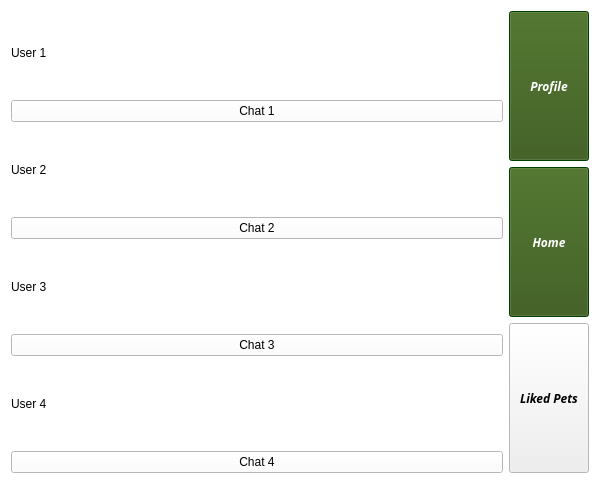
Before: the Qt Designer form pet_tinder/gui/petlist.ui in CS-205-S21/team_1_4, drawn with Qt 5.
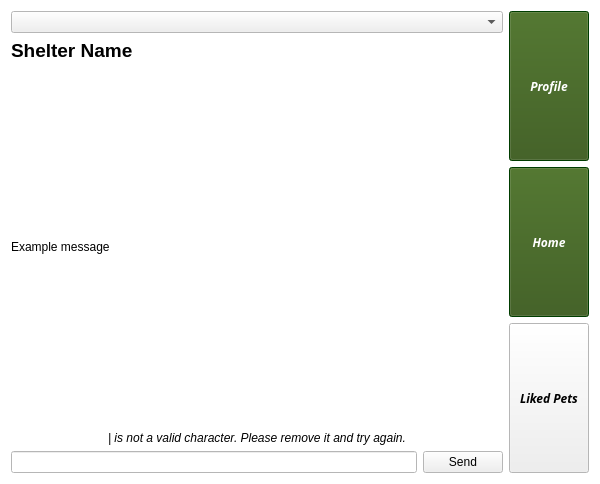
After: the same form once the commit is applied.

Diff of the .ui file:
```diff
--- a/pet_tinder/gui/petlist.ui
+++ b/pet_tinder/gui/petlist.ui
@@ -270,200 +270,21 @@
    <item>
     <layout class="QHBoxLayout" name="horizontalLayout" stretch="2,0">
      <item>
-      <layout class="QVBoxLayout" name="verticalLayout">
+      <layout class="QVBoxLayout" name="chatLayout" stretch="1,0,4,0,0">
        <item>
-        <widget class="QLabel" name="label_4">
-         <property name="palette">
-          <palette>
-           <active>
-            <colorrole role="WindowText">
-             <brush brushstyle="SolidPattern">
-              <color alpha="255">
-               <red>0</red>
-               <green>0</green>
-               <blue>0</blue>
-              </color>
-             </brush>
-            </colorrole>
-           </active>
-           <inactive>
-            <colorrole role="WindowText">
-             <brush brushstyle="SolidPattern">
-              <color alpha="255">
-               <red>0</red>
-               <green>0</green>
-               <blue>0</blue>
-              </color>
-             </brush>
-            </colorrole>
-           </inactive>
-           <disabled>
-            <colorrole role="WindowText">
-             <brush brushstyle="SolidPattern">
-              <color alpha="255">
-               <red>0</red>
-               <green>42</green>
-               <blue>0</blue>
-              </color>
-             </brush>
-            </colorrole>
-           </disabled>
-          </palette>
-         </property>
-         <property name="text">
-          <string>User 1</string>
-         </property>
-        </widget>
+        <widget class="QComboBox" name="comboBox"/>
        </item>
        <item>
-        <widget class="QPushButton" name="chatButton1">
-         <property name="palette">
-          <palette>
-           <active>
-            <colorrole role="Button">
-             <brush brushstyle="SolidPattern">
-              <color alpha="255">
-               <red>255</red>
-               <green>255</green>
-               <blue>255</blue>
-              </color>
-             </brush>
-            </colorrole>
-            <colorrole role="ButtonText">
-             <brush brushstyle="SolidPattern">
-              <color alpha="255">
-               <red>0</red>
-               <green>0</green>
-               <blue>0</blue>
-              </color>
-             </brush>
-            </colorrole>
-            <colorrole role="Base">
-             <brush brushstyle="SolidPattern">
-              <color alpha="255">
-               <red>0</red>
-               <green>0</green>
-               <blue>0</blue>
-              </color>
-             </brush>
-            </colorrole>
-            <colorrole role="Window">
-             <brush brushstyle="SolidPattern">
-              <color alpha="255">
-               <red>255</red>
-               <green>255</green>
-               <blue>255</blue>
-              </color>
-             </brush>
-            </colorrole>
-            <colorrole role="Shadow">
-             <brush brushstyle="SolidPattern">
-              <color alpha="255">
-               <red>255</red>
-               <green>255</green>
-               <blue>255</blue>
-              </color>
-             </brush>
-            </colorrole>
-           </active>
-           <inactive>
-            <colorrole role="Button">
-             <brush brushstyle="SolidPattern">
-              <color alpha="255">
-               <red>255</red>
-               <green>255</green>
-               <blue>255</blue>
-              </color>
-             </brush>
-            </colorrole>
-            <colorrole role="ButtonText">
-             <brush brushstyle="SolidPattern">
-              <color alpha="255">
-               <red>0</red>
-               <green>0</green>
-               <blue>0</blue>
-              </color>
-             </brush>
-            </colorrole>
-            <colorrole role="Base">
-             <brush brushstyle="SolidPattern">
-              <color alpha="255">
-               <red>0</red>
-               <green>0</green>
-               <blue>0</blue>
-              </color>
-             </brush>
-            </colorrole>
-            <colorrole role="Window">
-             <brush brushstyle="SolidPattern">
-              <color alpha="255">
-               <red>255</red>
-               <green>255</green>
-               <blue>255</blue>
-              </color>
-             </brush>
-            </colorrole>
-            <colorrole role="Shadow">
-             <brush brushstyle="SolidPattern">
-              <color alpha="255">
-               <red>255</red>
-               <green>255</green>
-               <blue>255</blue>
-              </color>
-             </brush>
-            </colorrole>
-           </inactive>
-           <disabled>
-            <colorrole role="Button">
-             <brush brushstyle="SolidPattern">
-              <color alpha="255">
-               <red>255</red>
-               <green>255</green>
-               <blue>255</blue>
-              </color>
-             </brush>
-            </colorrole>
-            <colorrole role="ButtonText">
-             <brush brushstyle="SolidPattern">
-              <color alpha="255">
-               <red>0</red>
-               <green>42</green>
-               <blue>0</blue>
-              </color>
-             </brush>
-            </colorrole>
-            <colorrole role="Base">
-             <brush brushstyle="SolidPattern">
-              <color alpha="255">
-               <red>255</red>
-               <green>255</green>
-               <blue>255</blue>
-              </color>
-             </brush>
-            </colorrole>
-            <colorrole role="Window">
-             <brush brushstyle="SolidPattern">
-              <color alpha="255">
-               <red>255</red>
-               <green>255</green>
-               <blue>255</blue>
-              </color>
-             </brush>
-            </colorrole>
-            <colorrole role="Shadow">
-             <brush brushstyle="SolidPattern">
-              <color alpha="255">
-               <red>255</red>
-               <green>255</green>
-               <blue>255</blue>
-              </color>
-             </brush>
-            </colorrole>
-           </disabled>
-          </palette>
+        <widget class="QLabel" name="title">
+         <property name="font">
+          <font>
+           <pointsize>14</pointsize>
+           <weight>75</weight>
+           <bold>true</bold>
+          </font>
          </property>
          <property name="text">
-          <string>Chat 1</string>
+          <string>Shelter Name</string>
          </property>
         </widget>
        </item>
@@ -507,715 +328,38 @@
           </palette>
          </property>
          <property name="text">
-          <string>User 2</string>
+          <string>Example message</string>
          </property>
         </widget>
        </item>
        <item>
-        <widget class="QPushButton" name="pushButton_2">
-         <property name="palette">
-          <palette>
-           <active>
-            <colorrole role="WindowText">
-             <brush brushstyle="SolidPattern">
-              <color alpha="255">
-               <red>0</red>
-               <green>0</green>
-               <blue>0</blue>
-              </color>
-             </brush>
-            </colorrole>
-            <colorrole role="Button">
-             <brush brushstyle="SolidPattern">
-              <color alpha="255">
-               <red>255</red>
-               <green>255</green>
-               <blue>255</blue>
-              </color>
-             </brush>
-            </colorrole>
-            <colorrole role="Light">
-             <brush brushstyle="SolidPattern">
-              <color alpha="255">
-               <red>255</red>
-               <green>255</green>
-               <blue>255</blue>
-              </color>
-             </brush>
-            </colorrole>
-            <colorrole role="Midlight">
-             <brush brushstyle="SolidPattern">
-              <color alpha="255">
-               <red>255</red>
-               <green>255</green>
-               <blue>255</blue>
-              </color>
-             </brush>
-            </colorrole>
-            <colorrole role="Dark">
-             <brush brushstyle="SolidPattern">
-              <color alpha="255">
-               <red>255</red>
-               <green>255</green>
-               <blue>255</blue>
-              </color>
-             </brush>
-            </colorrole>
-            <colorrole role="Mid">
-             <brush brushstyle="SolidPattern">
-              <color alpha="255">
-               <red>255</red>
-               <green>255</green>
-               <blue>255</blue>
-              </color>
-             </brush>
-            </colorrole>
-            <colorrole role="Text">
-             <brush brushstyle="SolidPattern">
-              <color alpha="255">
-               <red>255</red>
-               <green>255</green>
-               <blue>255</blue>
-              </color>
-             </brush>
-            </colorrole>
-            <colorrole role="ButtonText">
-             <brush brushstyle="SolidPattern">
-              <color alpha="255">
-               <red>0</red>
-               <green>0</green>
-               <blue>0</blue>
-              </color>
-             </brush>
-            </colorrole>
-            <colorrole role="Base">
-             <brush brushstyle="SolidPattern">
-              <color alpha="255">
-               <red>255</red>
-               <green>255</green>
-               <blue>255</blue>
-              </color>
-             </brush>
-            </colorrole>
-            <colorrole role="Window">
-             <brush brushstyle="SolidPattern">
-              <color alpha="255">
-               <red>255</red>
-               <green>255</green>
-               <blue>255</blue>
-              </color>
-             </brush>
-            </colorrole>
-            <colorrole role="AlternateBase">
-             <brush brushstyle="SolidPattern">
-              <color alpha="255">
-               <red>255</red>
-               <green>255</green>
-               <blue>255</blue>
-              </color>
-             </brush>
-            </colorrole>
-            <colorrole role="ToolTipText">
-             <brush brushstyle="SolidPattern">
-              <color alpha="255">
-               <red>255</red>
-               <green>255</green>
-               <blue>255</blue>
-              </color>
-             </brush>
-            </colorrole>
-           </active>
-           <inactive>
-            <colorrole role="WindowText">
-             <brush brushstyle="SolidPattern">
-              <color alpha="255">
-               <red>0</red>
-               <green>0</green>
-               <blue>0</blue>
-              </color>
-             </brush>
-            </colorrole>
-            <colorrole role="Button">
-             <brush brushstyle="SolidPattern">
-              <color alpha="255">
-               <red>255</red>
-               <green>255</green>
-               <blue>255</blue>
-              </color>
-             </brush>
-            </colorrole>
-            <colorrole role="Light">
-             <brush brushstyle="SolidPattern">
-              <color alpha="255">
-               <red>255</red>
-               <green>255</green>
-               <blue>255</blue>
-              </color>
-             </brush>
-            </colorrole>
-            <colorrole role="Midlight">
-             <brush brushstyle="SolidPattern">
-              <color alpha="255">
-               <red>255</red>
-               <green>255</green>
-               <blue>255</blue>
-              </color>
-             </brush>
-            </colorrole>
-            <colorrole role="Dark">
-             <brush brushstyle="SolidPattern">
-              <color alpha="255">
-               <red>255</red>
-               <green>255</green>
-               <blue>255</blue>
-              </color>
-             </brush>
-            </colorrole>
-            <colorrole role="Mid">
-             <brush brushstyle="SolidPattern">
-              <color alpha="255">
-               <red>255</red>
-               <green>255</green>
-               <blue>255</blue>
-              </color>
-             </brush>
-            </colorrole>
-            <colorrole role="Text">
-             <brush brushstyle="SolidPattern">
-              <color alpha="255">
-               <red>255</red>
-               <green>255</green>
-               <blue>255</blue>
-              </color>
-             </brush>
-            </colorrole>
-            <colorrole role="ButtonText">
-             <brush brushstyle="SolidPattern">
-              <color alpha="255">
-               <red>0</red>
-               <green>0</green>
-               <blue>0</blue>
-              </color>
-             </brush>
-            </colorrole>
-            <colorrole role="Base">
-             <brush brushstyle="SolidPattern">
-              <color alpha="255">
-               <red>255</red>
-               <green>255</green>
-               <blue>255</blue>
-              </color>
-             </brush>
-            </colorrole>
-            <colorrole role="Window">
-             <brush brushstyle="SolidPattern">
-              <color alpha="255">
-               <red>255</red>
-               <green>255</green>
-               <blue>255</blue>
-              </color>
-             </brush>
-            </colorrole>
-            <colorrole role="AlternateBase">
-             <brush brushstyle="SolidPattern">
-              <color alpha="255">
-               <red>255</red>
-               <green>255</green>
-               <blue>255</blue>
-              </color>
-             </brush>
-            </colorrole>
-            <colorrole role="ToolTipText">
-             <brush brushstyle="SolidPattern">
-              <color alpha="255">
-               <red>255</red>
-               <green>255</green>
-               <blue>255</blue>
-              </color>
-             </brush>
-            </colorrole>
-           </inactive>
-           <disabled>
-            <colorrole role="WindowText">
-             <brush brushstyle="SolidPattern">
-              <color alpha="255">
-               <red>255</red>
-               <green>255</green>
-               <blue>255</blue>
-              </color>
-             </brush>
-            </colorrole>
-            <colorrole role="Button">
-             <brush brushstyle="SolidPattern">
-              <color alpha="255">
-               <red>255</red>
-               <green>255</green>
-               <blue>255</blue>
-              </color>
-             </brush>
-            </colorrole>
-            <colorrole role="Light">
-             <brush brushstyle="SolidPattern">
-              <color alpha="255">
-               <red>255</red>
-               <green>255</green>
-               <blue>255</blue>
-              </color>
-             </brush>
-            </colorrole>
-            <colorrole role="Midlight">
-             <brush brushstyle="SolidPattern">
-              <color alpha="255">
-               <red>255</red>
-               <green>255</green>
-               <blue>255</blue>
-              </color>
-             </brush>
-            </colorrole>
-            <colorrole role="Dark">
-             <brush brushstyle="SolidPattern">
-              <color alpha="255">
-               <red>255</red>
-               <green>255</green>
-               <blue>255</blue>
-              </color>
-             </brush>
-            </colorrole>
-            <colorrole role="Mid">
-             <brush brushstyle="SolidPattern">
-              <color alpha="255">
-               <red>255</red>
-               <green>255</green>
-               <blue>255</blue>
-              </color>
-             </brush>
-            </colorrole>
-            <colorrole role="Text">
-             <brush brushstyle="SolidPattern">
-              <color alpha="255">
-               <red>255</red>
-               <green>255</green>
-               <blue>255</blue>
-              </color>
-             </brush>
-            </colorrole>
-            <colorrole role="ButtonText">
-             <brush brushstyle="SolidPattern">
-              <color alpha="255">
-               <red>255</red>
-               <green>255</green>
-               <blue>255</blue>
-              </color>
-             </brush>
-            </colorrole>
-            <colorrole role="Base">
-             <brush brushstyle="SolidPattern">
-              <color alpha="255">
-               <red>255</red>
-               <green>255</green>
-               <blue>255</blue>
-              </color>
-             </brush>
-            </colorrole>
-            <colorrole role="Window">
-             <brush brushstyle="SolidPattern">
-              <color alpha="255">
-               <red>255</red>
-               <green>255</green>
-               <blue>255</blue>
-              </color>
-             </brush>
-            </colorrole>
-            <colorrole role="AlternateBase">
-             <brush brushstyle="SolidPattern">
-              <color alpha="255">
-               <red>255</red>
-               <green>255</green>
-               <blue>255</blue>
-              </color>
-             </brush>
-            </colorrole>
-            <colorrole role="ToolTipText">
-             <brush brushstyle="SolidPattern">
-              <color alpha="255">
-               <red>255</red>
-               <green>255</green>
-               <blue>255</blue>
-              </color>
-             </brush>
-            </colorrole>
-           </disabled>
-          </palette>
+        <widget class="QLabel" name="invalidWarning">
+         <property name="font">
+          <font>
+           <italic>true</italic>
+          </font>
          </property>
          <property name="text">
-          <string>Chat 2</string>
+          <string>| is not a valid character. Please remove it and try again.</string>
          </property>
-        </widget>
-       </item>
-       <item>
-        <widget class="QLabel" name="label_2">
-         <property name="palette">
-          <palette>
-           <active>
-            <colorrole role="WindowText">
-             <brush brushstyle="SolidPattern">
-              <color alpha="255">
-               <red>0</red>
-               <green>0</green>
-               <blue>0</blue>
-              </color>
-             </brush>
-            </colorrole>
-           </active>
-           <inactive>
-            <colorrole role="WindowText">
-             <brush brushstyle="SolidPattern">
-              <color alpha="255">
-               <red>0</red>
-               <green>0</green>
-               <blue>0</blue>
-              </color>
-             </brush>
-            </colorrole>
-           </inactive>
-           <disabled>
-            <colorrole role="WindowText">
-             <brush brushstyle="SolidPattern">
-              <color alpha="255">
-               <red>0</red>
-               <green>42</green>
-               <blue>0</blue>
-              </color>
-             </brush>
-            </colorrole>
-           </disabled>
-          </palette>
+         <property name="alignment">
+          <set>Qt::AlignCenter</set>
          </property>
-         <property name="text">
-          <string>User 3</string>
-         </property>
         </widget>
        </item>
        <item>
-        <widget class="QPushButton" name="pushButton_3">
-         <property name="palette">
-          <palette>
-           <active>
-            <colorrole role="Button">
-             <brush brushstyle="SolidPattern">
-              <color alpha="255">
-               <red>255</red>
-               <green>255</green>
-               <blue>255</blue>
-              </color>
-             </brush>
-            </colorrole>
-            <colorrole role="ButtonText">
-             <brush brushstyle="SolidPattern">
-              <color alpha="255">
-               <red>0</red>
-               <green>0</green>
-               <blue>0</blue>
-              </color>
-             </brush>
-            </colorrole>
-            <colorrole role="Base">
-             <brush brushstyle="SolidPattern">
-              <color alpha="255">
-               <red>255</red>
-               <green>255</green>
-               <blue>255</blue>
-              </color>
-             </brush>
-            </colorrole>
-            <colorrole role="Window">
-             <brush brushstyle="SolidPattern">
-              <color alpha="255">
-               <red>255</red>
-               <green>255</green>
-               <blue>255</blue>
-              </color>
-             </brush>
-            </colorrole>
-            <colorrole role="Shadow">
-             <brush brushstyle="SolidPattern">
-              <color alpha="255">
-               <red>255</red>
-               <green>255</green>
-               <blue>255</blue>
-              </color>
-             </brush>
-            </colorrole>
-           </active>
-           <inactive>
-            <colorrole role="Button">
-             <brush brushstyle="SolidPattern">
-              <color alpha="255">
-               <red>255</red>
-               <green>255</green>
-               <blue>255</blue>
-              </color>
-             </brush>
-            </colorrole>
-            <colorrole role="ButtonText">
-             <brush brushstyle="SolidPattern">
-              <color alpha="255">
-               <red>0</red>
-               <green>0</green>
-               <blue>0</blue>
-              </color>
-             </brush>
-            </colorrole>
-            <colorrole role="Base">
-             <brush brushstyle="SolidPattern">
-              <color alpha="255">
-               <red>255</red>
-               <green>255</green>
-               <blue>255</blue>
-              </color>
-             </brush>
-            </colorrole>
-            <colorrole role="Window">
-             <brush brushstyle="SolidPattern">
-              <color alpha="255">
-               <red>255</red>
-               <green>255</green>
-               <blue>255</blue>
-              </color>
-             </brush>
-            </colorrole>
-            <colorrole role="Shadow">
-             <brush brushstyle="SolidPattern">
-              <color alpha="255">
-               <red>255</red>
-               <green>255</green>
-               <blue>255</blue>
-              </color>
-             </brush>
-            </colorrole>
-           </inactive>
-           <disabled>
-            <colorrole role="Button">
-             <brush brushstyle="SolidPattern">
-              <color alpha="255">
-               <red>255</red>
-               <green>255</green>
-               <blue>255</blue>
-              </color>
-             </brush>
-            </colorrole>
-            <colorrole role="ButtonText">
-             <brush brushstyle="SolidPattern">
-              <color alpha="255">
-               <red>0</red>
-               <green>42</green>
-               <blue>0</blue>
-              </color>
-             </brush>
-            </colorrole>
-            <colorrole role="Base">
-             <brush brushstyle="SolidPattern">
-              <color alpha="255">
-               <red>255</red>
-               <green>255</green>
-               <blue>255</blue>
-              </color>
-             </brush>
-            </colorrole>
-            <colorrole role="Window">
-             <brush brushstyle="SolidPattern">
-              <color alpha="255">
-               <red>255</red>
-               <green>255</green>
-               <blue>255</blue>
-              </color>
-             </brush>
-            </colorrole>
-            <colorrole role="Shadow">
-             <brush brushstyle="SolidPattern">
-              <color alpha="255">
-               <red>255</red>
-               <green>255</green>
-               <blue>255</blue>
-              </color>
-             </brush>
-            </colorrole>
-           </disabled>
-          </palette>
-         </property>
-         <property name="text">
-          <string>Chat 3</string>
-         </property>
-        </widget>
-       </item>
-       <item>
-        <widget class="QLabel" name="label">
-         <property name="palette">
-          <palette>
-           <active>
-            <colorrole role="WindowText">
-             <brush brushstyle="SolidPattern">
-              <color alpha="255">
-               <red>0</red>
-               <green>0</green>
-               <blue>0</blue>
-              </color>
-             </brush>
-            </colorrole>
-           </active>
-           <inactive>
-            <colorrole role="WindowText">
-             <brush brushstyle="SolidPattern">
-              <color alpha="255">
-               <red>0</red>
-               <green>0</green>
-               <blue>0</blue>
-              </color>
-             </brush>
-            </colorrole>
-           </inactive>
-           <disabled>
-            <colorrole role="WindowText">
-             <brush brushstyle="SolidPattern">
-              <color alpha="255">
-               <red>0</red>
-               <green>42</green>
-               <blue>0</blue>
-              </color>
-             </brush>
-            </colorrole>
-           </disabled>
-          </palette>
-         </property>
-         <property name="text">
-          <string>User 4</string>
-         </property>
-        </widget>
-       </item>
-       <item>
-        <widget class="QPushButton" name="pushButton_4">
-         <property name="palette">
-          <palette>
-           <active>
-            <colorrole role="Button">
-             <brush brushstyle="SolidPattern">
-              <color alpha="255">
-               <red>255</red>
-               <green>255</green>
-               <blue>255</blue>
-              </color>
-             </brush>
-            </colorrole>
-            <colorrole role="ButtonText">
-             <brush brushstyle="SolidPattern">
-              <color alpha="255">
-               <red>0</red>
-               <green>0</green>
-               <blue>0</blue>
-              </color>
-             </brush>
-            </colorrole>
-            <colorrole role="Base">
-             <brush brushstyle="SolidPattern">
-              <color alpha="255">
-               <red>0</red>
-               <green>0</green>
-               <blue>0</blue>
-              </color>
-             </brush>
-            </colorrole>
-            <colorrole role="Window">
-             <brush brushstyle="SolidPattern">
-              <color alpha="255">
-               <red>255</red>
-               <green>255</green>
-               <blue>255</blue>
-              </color>
-             </brush>
-            </colorrole>
-           </active>
-           <inactive>
-            <colorrole role="Button">
-             <brush brushstyle="SolidPattern">
-              <color alpha="255">
-               <red>255</red>
-               <green>255</green>
-               <blue>255</blue>
-              </color>
-             </brush>
-            </colorrole>
-            <colorrole role="ButtonText">
-             <brush brushstyle="SolidPattern">
-              <color alpha="255">
-               <red>0</red>
-               <green>0</green>
-               <blue>0</blue>
-              </color>
-             </brush>
-            </colorrole>
-            <colorrole role="Base">
-             <brush brushstyle="SolidPattern">
-              <color alpha="255">
-               <red>0</red>
-               <green>0</green>
-               <blue>0</blue>
-              </color>
-             </brush>
-            </colorrole>
-            <colorrole role="Window">
-             <brush brushstyle="SolidPattern">
-              <color alpha="255">
-               <red>255</red>
-               <green>255</green>
-               <blue>255</blue>
-              </color>
-             </brush>
-            </colorrole>
-           </inactive>
-           <disabled>
-            <colorrole role="Button">
-             <brush brushstyle="SolidPattern">
-              <color alpha="255">
-               <red>255</red>
-               <green>255</green>
-               <blue>255</blue>
-              </color>
-             </brush>
-            </colorrole>
-            <colorrole role="ButtonText">
-             <brush brushstyle="SolidPattern">
-              <color alpha="255">
-               <red>0</red>
-               <green>42</green>
-               <blue>0</blue>
-              </color>
-             </brush>
-            </colorrole>
-            <colorrole role="Base">
-             <brush brushstyle="SolidPattern">
-              <color alpha="255">
-               <red>255</red>
-               <green>255</green>
-               <blue>255</blue>
-              </color>
-             </brush>
-            </colorrole>
-            <colorrole role="Window">
-             <brush brushstyle="SolidPattern">
-              <color alpha="255">
-               <red>255</red>
-               <green>255</green>
-               <blue>255</blue>
-              </color>
-             </brush>
-            </colorrole>
-           </disabled>
-          </palette>
-         </property>
-         <property name="text">
-          <string>Chat 4</string>
-         </property>
-        </widget>
+        <layout class="QHBoxLayout" name="horizontalLayout_2">
+         <item>
+          <widget class="QLineEdit" name="lineEdit"/>
+         </item>
+         <item>
+          <widget class="QPushButton" name="sendButton">
+           <property name="text">
+            <string>Send</string>
+           </property>
+          </widget>
+         </item>
+        </layout>
        </item>
       </layout>
      </item>
```
Left out of the diff: 4 changed lines with no effect on the pictures.
